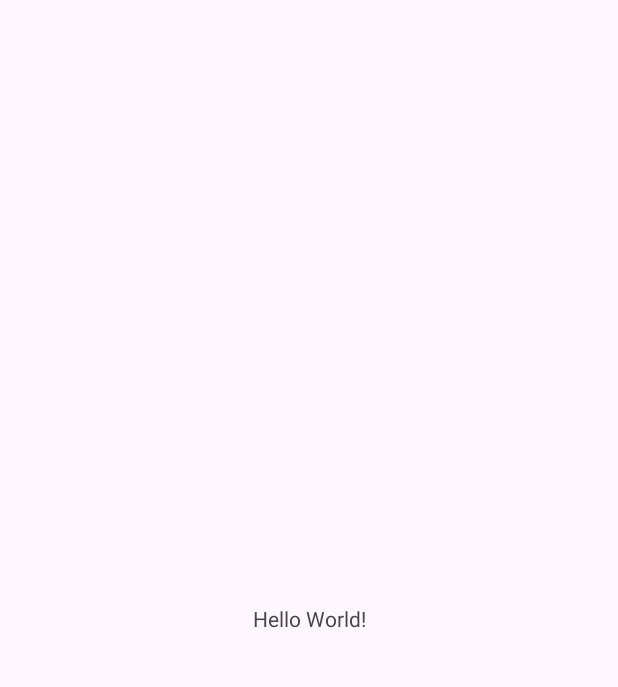
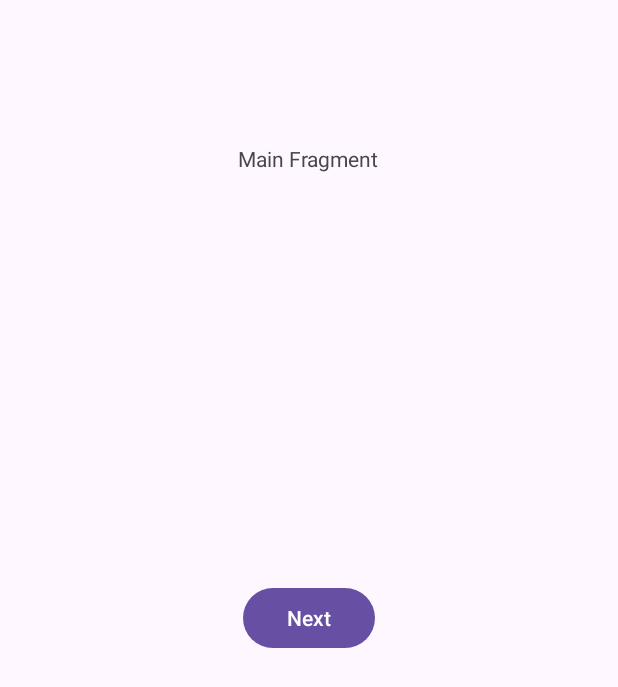
Before and after one commit to sergkh/android-course, an Android app: the screen it shows after launch (MainActivity), on a phone screen of 412 x 824 dp. Before the commit the part shown is almost empty. Shown: the top 687 px of the screen. Run offline under Robolectric (Android 15) with nearby library versions, the light colour scheme and no system bars.

Commit message:
UI and nav host

```diff
--- a/l5-nav-controller/app/src/main/res/layout/activity_main.xml
+++ b/l5-nav-controller/app/src/main/res/layout/activity_main.xml
@@ -7,13 +7,15 @@
     android:layout_height="match_parent"
     tools:context=".MainActivity">
 
-    <TextView
-        android:layout_width="wrap_content"
-        android:layout_height="wrap_content"
-        android:text="Hello World!"
+    <androidx.fragment.app.FragmentContainerView
+        android:id="@+id/fragmentContainerView"
+        android:name="androidx.navigation.fragment.NavHostFragment"
+        android:layout_width="match_parent"
+        android:layout_height="match_parent"
+        app:defaultNavHost="true"
         app:layout_constraintBottom_toBottomOf="parent"
         app:layout_constraintEnd_toEndOf="parent"
         app:layout_constraintStart_toStartOf="parent"
-        app:layout_constraintTop_toTopOf="parent" />
-
+        app:layout_constraintTop_toTopOf="parent"
+        app:navGraph="@navigation/main_nav" />
 </androidx.constraintlayout.widget.ConstraintLayout>
--- a/l5-nav-controller/app/src/main/res/layout/fragment_main.xml
+++ b/l5-nav-controller/app/src/main/res/layout/fragment_main.xml
@@ -1,14 +1,33 @@
 <?xml version="1.0" encoding="utf-8"?>
-<FrameLayout xmlns:android="http://schemas.android.com/apk/res/android"
+<androidx.constraintlayout.widget.ConstraintLayout xmlns:android="http://schemas.android.com/apk/res/android"
+    xmlns:app="http://schemas.android.com/apk/res-auto"
     xmlns:tools="http://schemas.android.com/tools"
+    android:id="@+id/frameLayout"
     android:layout_width="match_parent"
     android:layout_height="match_parent"
     tools:context=".MainFragment">
 
     <!-- TODO: Update blank fragment layout -->
+
     <TextView
-        android:layout_width="match_parent"
-        android:layout_height="match_parent"
-        android:text="@string/hello_blank_fragment" />
+        android:id="@+id/textView"
+        android:layout_width="wrap_content"
+        android:layout_height="wrap_content"
+        android:layout_marginTop="96dp"
+        android:text="Main Fragment"
+        app:layout_constraintEnd_toEndOf="parent"
+        app:layout_constraintHorizontal_bias="0.498"
+        app:layout_constraintStart_toStartOf="parent"
+        app:layout_constraintTop_toTopOf="parent" />
 
-</FrameLayout>
+    <Button
+        android:id="@+id/btn_main"
+        android:layout_width="wrap_content"
+        android:layout_height="wrap_content"
+        android:text="Next"
+        app:layout_constraintBottom_toBottomOf="parent"
+        app:layout_constraintEnd_toEndOf="parent"
+        app:layout_constraintStart_toStartOf="parent"
+        app:layout_constraintTop_toTopOf="parent" />
+
+</androidx.constraintlayout.widget.ConstraintLayout>
```
Also changed, not shown: l5-nav-controller/app/src/main/res/layout/fragment_details.xml (+23 -6 lines), l5-nav-controller/app/src/main/res/layout/fragment_final.xml (+23 -6 lines).
